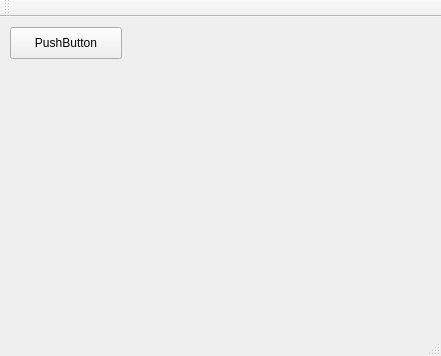
Qt form WallsAndHoles/mainwindow.ui (Bdtrotte/3D-Map-Gen) before a commit.
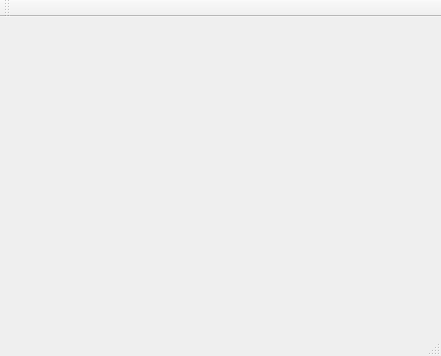
The same form after that commit.

Commit message: added mouse events to rectCell

```diff
--- a/WallsAndHoles/mainwindow.ui
+++ b/WallsAndHoles/mainwindow.ui
@@ -13,21 +13,7 @@
   <property name="windowTitle">
    <string>MainWindow</string>
   </property>
-  <widget class="QWidget" name="centralWidget">
-   <widget class="QPushButton" name="btn0">
-    <property name="geometry">
-     <rect>
-      <x>10</x>
-      <y>10</y>
-      <width>112</width>
-      <height>32</height>
-     </rect>
-    </property>
-    <property name="text">
-     <string>PushButton</string>
-    </property>
-   </widget>
-  </widget>
+  <widget class="QWidget" name="centralWidget"/>
   <widget class="QMenuBar" name="menuBar">
    <property name="geometry">
     <rect>
```
The commit also changes 7 other files.
